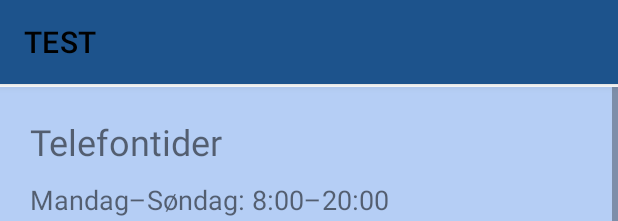
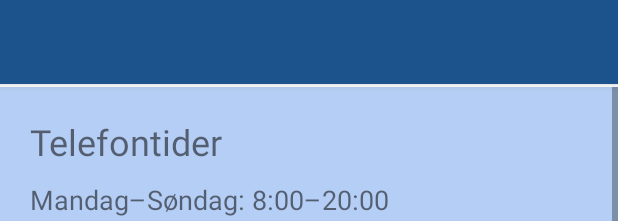
Before and after one commit to Kevbruh/Billigtlager, an Android app: the layout contact_page.xml on its own in the app's theme, with its tools: preview values and no code run, on a phone screen of 412 x 824 dp. Shown: the top 221 px of the screen. Run offline under Robolectric (Android 15) with nearby library versions, the phone set to English and light mode, and no system bars.

Commit message:
Menubar  test

```diff
--- a/app/src/main/res/layout/contact_page.xml
+++ b/app/src/main/res/layout/contact_page.xml
@@ -14,8 +14,6 @@
         app:layout_constraintEnd_toEndOf="parent"
         app:layout_constraintStart_toStartOf="parent"
         app:layout_constraintTop_toTopOf="parent"
-        app:title="TEST"
-
         android:background="#1d538c" />
 
 
```
